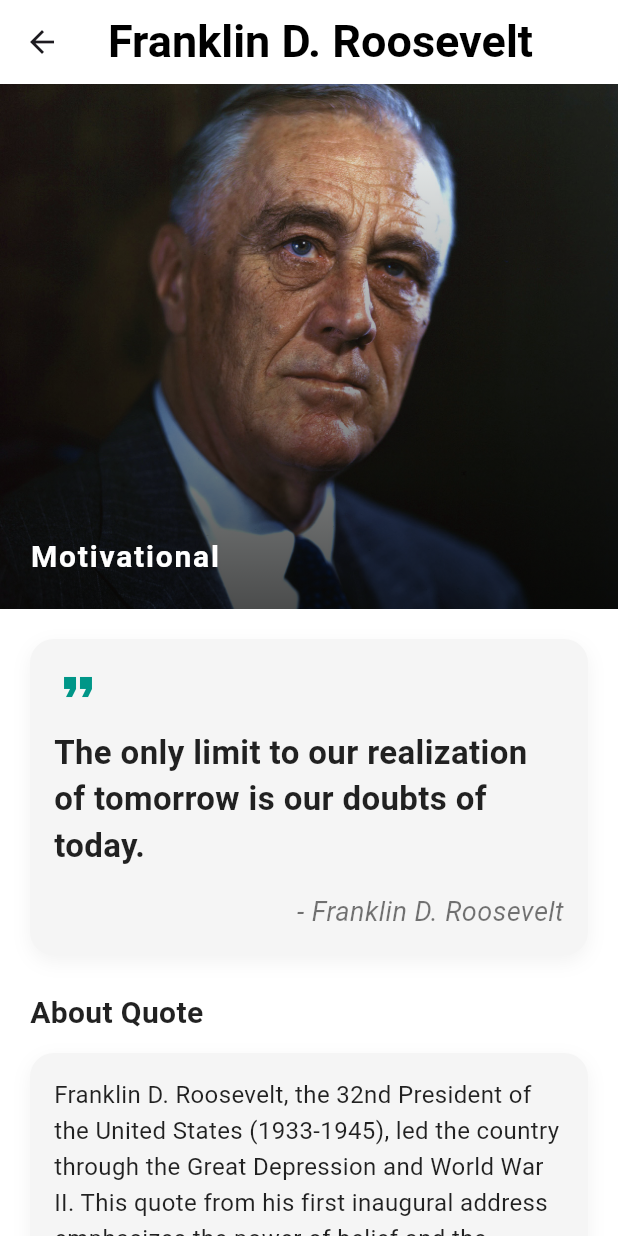
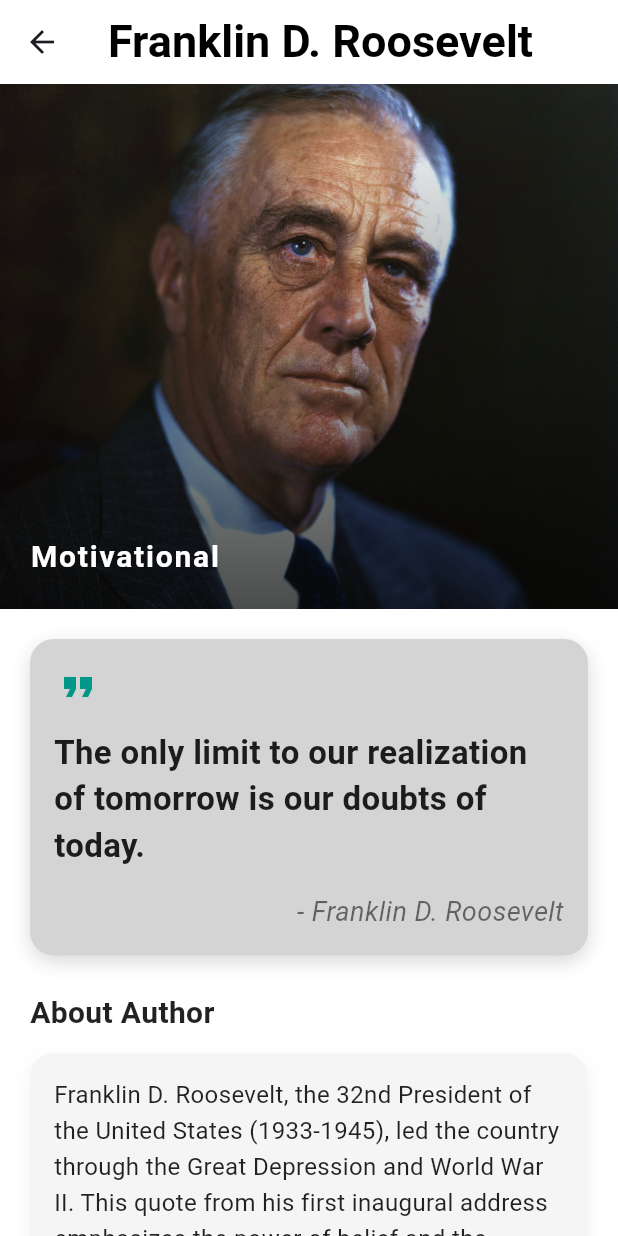
Before and after one commit to AkashRashmikara/quote_app, a Flutter app: the DetailsScreen screen opened directly with sample values from the repository, on a phone screen of 412 x 824 dp. Run offline on Flutter 3.47's test engine with Material 3 defaults, Android fonts, the phone set to English and light mode, and no system bars; Roboto replaces fonts that are missing (Poppins).

Commit message:
dart doc files and few UI improments

```diff
--- a/lib/details.dart
+++ b/lib/details.dart
@@ -92,11 +92,11 @@ class DetailsScreen extends StatelessWidget {
                   Container(
                     padding: EdgeInsets.all(16),
                     decoration: BoxDecoration(
-                      color: isDarkMode ? Colors.grey[850] : Colors.grey[100],
+                      color: isDarkMode ? Colors.grey[850] : const Color.fromARGB(255, 212, 212, 212),
                       borderRadius: BorderRadius.circular(16),
                       boxShadow: [
                         BoxShadow(
-                          color: Colors.black.withOpacity(0.05),
+                          color: Colors.black.withOpacity(0.15),
                           blurRadius: 10,
                           offset: Offset(0, 4),
                         ),
@@ -140,7 +140,7 @@ class DetailsScreen extends StatelessWidget {
                   SizedBox(height: 24),
 
                   Text(
-                    "About Quote",
+                    "About Author",
                     style: TextStyle(
                       fontSize: 20,
                       fontWeight: FontWeight.bold,
```
Also changed, not shown: lib/main.dart (line endings or trailing spaces), 126 other files.
